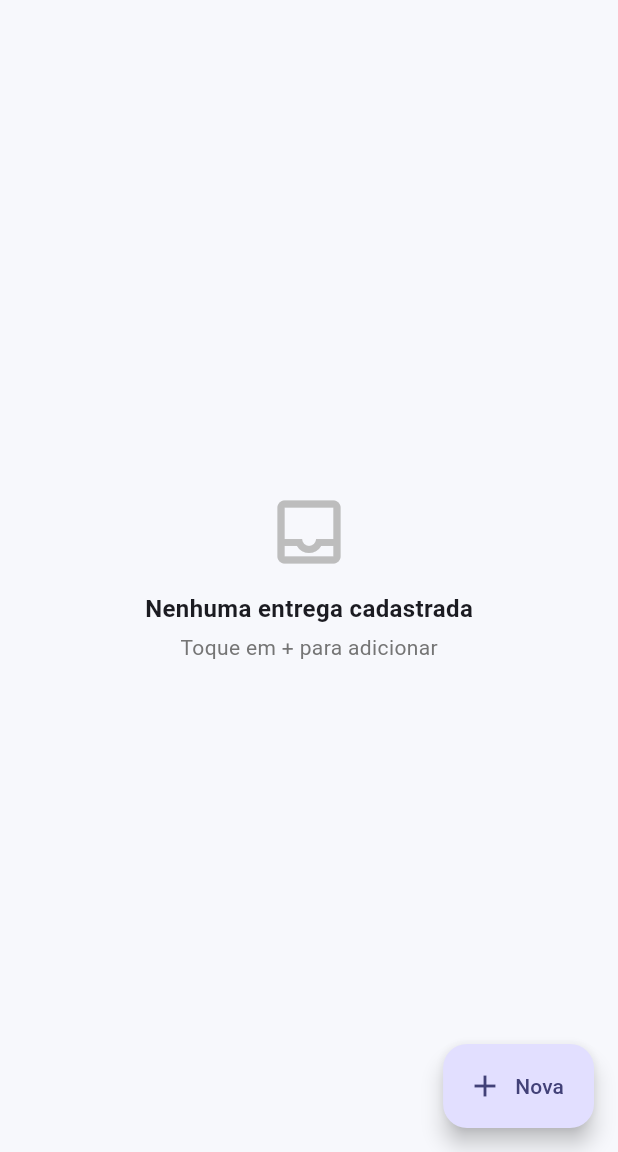
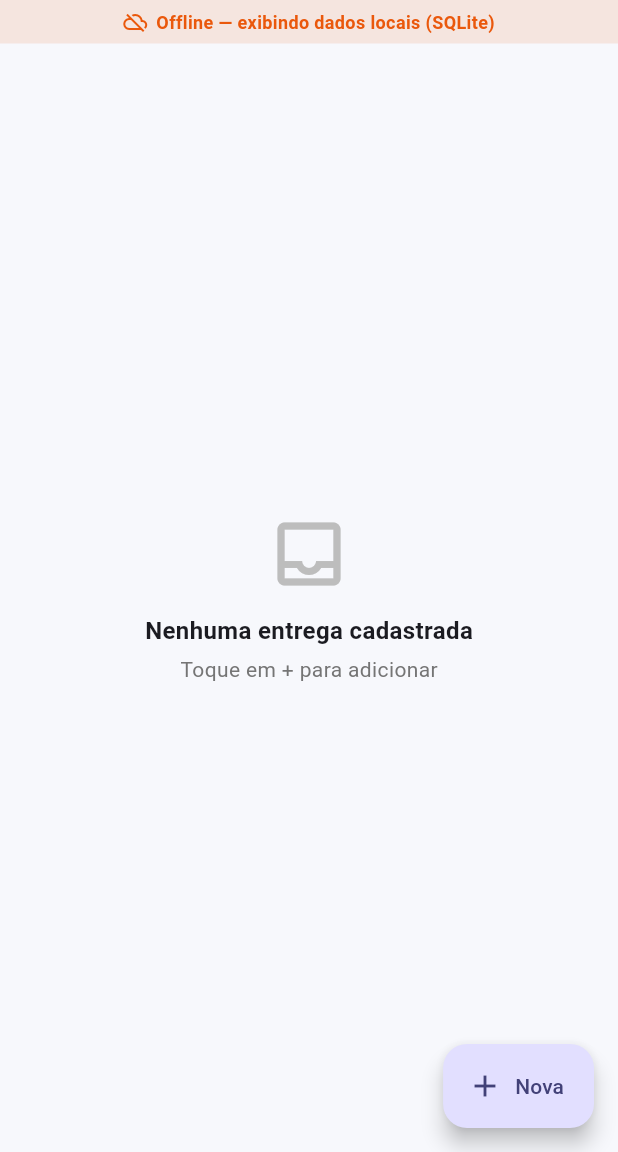
Before and after one commit to leonardo-126/repository_flutter, a Flutter app: the screen it shows after launch, on a phone screen of 412 x 824 dp, the part 84-1236 px from its top. Run offline on Flutter 3.47's test engine with Material 3 defaults, Android fonts, the phone set to English and light mode, and no system bars; our stand-ins replace firebase_core, firebase_database, flutter_map, geolocator, latlong2, sqflite; accounts and stored records are empty.

Commit message:
feat/atividade celso firebase

```diff
--- a/connection_sqlite/lib/main.dart
+++ b/connection_sqlite/lib/main.dart
@@ -1,3 +1,6 @@
+import 'package:firebase_core/firebase_core.dart';
+import 'package:firebase_database/firebase_database.dart';
+import 'package:flutter/foundation.dart';
 import 'package:flutter/material.dart';
 import 'package:flutter_map/flutter_map.dart';
 import 'package:geolocator/geolocator.dart';
@@ -5,13 +8,34 @@ import 'package:latlong2/latlong.dart';
 import 'package:path/path.dart' show join;
 import 'package:sqflite/sqflite.dart';
 
-void main() {
+import 'crud/fetch_data.dart';
+import 'crud/insert_data.dart';
+import 'crud/update_data.dart';
+import 'firebase_options.dart';
+
+void main() async {
   WidgetsFlutterBinding.ensureInitialized();
+  // Inicializa o Firebase. Se falhar (ex.: sem configuração na plataforma),
+  // o app continua funcionando apenas com o SQLite local.
+  try {
+    await Firebase.initializeApp(
+      options: DefaultFirebaseOptions.currentPlatform,
+    );
+    // Cache offline nativo do Realtime Database (Android/iOS):
+    // mantém os últimos dados e enfileira escritas feitas offline.
+    if (!kIsWeb) {
+      FirebaseDatabase.instance.setPersistenceEnabled(true);
+    }
+  } catch (e) {
+    debugPrint('Firebase indisponível, usando apenas SQLite: $e');
+  }
   runApp(const MainApp());
 }
 
 class Entrega {
-  final int? id;
+  /// Chave única compartilhada pelos dois bancos (SQLite e Realtime Database),
+  /// o que mantém os dois sempre sincronizados pelo mesmo identificador.
+  final String id;
   final String codigo;
   final String destinatario;
   final String endereco;
@@ -21,7 +45,7 @@ class Entrega {
   final String dataEntrega;
 
   Entrega({
-    this.id,
+    required this.id,
     required this.codigo,
     required this.destinatario,
     required this.endereco,
@@ -43,7 +67,7 @@ class Entrega {
       };
 
   factory Entrega.fromMap(Map<String, dynamic> map) => Entrega(
-        id: map['id'] as int?,
+        id: map['id'].toString(),
         codigo: map['codigo'] as String,
         destinatario: map['destinatario'] as String,
         endereco: map['endereco'] as String,
@@ -54,6 +78,8 @@ class Entrega {
       );
 }
 
+/// Acesso ao banco local SQLite. Funciona como cache offline: tudo que vem do
+/// Firebase é espelhado aqui para ser exibido quando não houver conexão.
 class DatabaseHelper {
   DatabaseHelper._();
   static final DatabaseHelper instance = DatabaseHelper._();
@@ -64,33 +90,49 @@ class DatabaseHelper {
         join(await getDatabasesPath(), 'entrega_database.db'),
         onCreate: (db, _) => db.execute(
           'CREATE TABLE entregas('
-          'id INTEGER PRIMARY KEY AUTOINCREMENT, '
+          'id TEXT PRIMARY KEY, '
           'codigo TEXT, destinatario TEXT, endereco TEXT, status TEXT, '
           'latitude REAL, longitude REAL, dataEntrega TEXT)',
         ),
-        version: 1,
+        version: 2,
       );
 
-  Future<int> insertEntrega(Entrega e) async => (await database).insert(
+  /// Insere ou atualiza (mesmo id sobrescreve) uma entrega.
+  Future<void> upsertEntrega(Entrega e) async => (await database).insert(
         'entregas',
         e.toMap(),
         conflictAlgorithm: ConflictAlgorithm.replace,
       );
 
   Future<List<Entrega>> getEntregas() async {
-    final maps = await (await database).query('entregas', orderBy: 'id DESC');
+    final maps =
+        await (await database).query('entregas', orderBy: 'dataEntrega DESC');
     return maps.map(Entrega.fromMap).toList();
   }
 
-  Future<int> updateEntrega(Entrega e) async => (await database).update(
-        'entregas',
-        e.toMap(),
-        where: 'id = ?',
-        whereArgs: [e.id],
-      );
+  Future<void> deleteEntrega(String id) async =>
+      (await database).delete('entregas', where: 'id = ?', whereArgs: [id]);
 
-  Future<int> deleteEntrega(int id) async =>
-      (await database).delete('entregas', where: 'id = ?', whereArgs: [id]);
+  /// Substitui todo o conteúdo local pela lista vinda do Firebase, mantendo
+  /// o SQLite como espelho fiel do banco remoto.
+  Future<void> replaceAll(List<Entrega> entregas) async {
+    final db = await database;
+    final batch = db.batch();
+    batch.delete('entregas');
+    for (final e in entregas) {
+      batch.insert('entregas', e.toMap(),
+          conflictAlgorithm: ConflictAlgorithm.replace);
+    }
+    await batch.commit(noResult: true);
+  }
+}
+
+/// Resultado emitido pelo repositório: a lista de entregas e se os dados estão
+/// vindo do Firebase em tempo real (online) ou do cache local (offline).
+class EntregaSnapshot {
+  final List<Entrega> entregas;
+  final bool online;
+  const EntregaSnapshot(this.entregas, {required this.online});
 }
 
 const _statusOpcoes = ['pendente', 'saiu para entrega', 'em transporte', 'entregue'];
@@ -163,23 +205,19 @@ class HomeScreen extends StatefulWidget {
 }
 
 class _HomeScreenState extends State<HomeScreen> {
-  late Future<List<Entrega>> _future;
+  late final Stream<EntregaSnapshot> _stream;
 
   @override
   void initState() {
     super.initState();
-    _recarregar();
+    _stream = observarEntregas();
   }
 
-  void _recarregar() => setState(() {
-        _future = DatabaseHelper.instance.getEntregas();
-      });
-
   Future<void> _abrirForm({Entrega? entrega}) async {
-    final ok = await Navigator.of(context).push<bool>(
+    // O stream em tempo real já atualiza a lista sozinho após salvar.
+    await Navigator.of(context).push<bool>(
       MaterialPageRoute(builder: (_) => EntregaFormScreen(entrega: entrega)),
     );
-    if (ok == true) _recarregar();
   }
 
   Future<void> _verNoMapa(Entrega e) async {
@@ -189,7 +227,6 @@ class _HomeScreenState extends State<HomeScreen> {
   }
 
   Future<void> _excluir(Entrega e) async {
-    if (e.id == null) return;
     final ok = await showDialog<bool>(
       context: context,
       builder: (ctx) => AlertDialog(
@@ -208,10 +245,27 @@ class _HomeScreenState extends State<HomeScreen> {
       ),
     );
     if (ok == true) {
-      await DatabaseHelper.instance.deleteEntrega(e.id!);
-      _recarregar();
+      await excluirEntrega(e.id);
     }
   }
+
+  Widget _vazio() => Center(
+        child: Padding(
+          padding: const EdgeInsets.all(32),
+          child: Column(
+            mainAxisSize: MainAxisSize.min,
+            children: [
+              Icon(Icons.inbox_outlined, size: 56, color: Colors.grey.shade400),
+              const SizedBox(height: 12),
+              const Text('Nenhuma entrega cadastrada',
+                  style: TextStyle(fontSize: 16, fontWeight: FontWeight.w600)),
+              const SizedBox(height: 4),
+              Text('Toque em + para adicionar',
+                  style: TextStyle(color: Colors.grey.shade600)),
+            ],
+          ),
+        ),
+      );
 
   @override
   Widget build(BuildContext context) {
@@ -222,40 +276,21 @@ class _HomeScreenState extends State<HomeScreen> {
         foregroundColor: Colors.white,
         elevation: 0,
       ),
-      body: FutureBuilder<List<Entrega>>(
-        future: _future,
+      body: StreamBuilder<EntregaSnapshot>(
+        stream: _stream,
         builder: (context, snap) {
-          if (snap.connectionState == ConnectionState.waiting) {
+          if (!snap.hasData) {
             return const Center(child: CircularProgressIndicator());
           }
-          if (snap.hasError) {
-            return Center(child: Text('Erro: ${snap.error}'));
-          }
-          final entregas = snap.data ?? [];
-          if (entregas.isEmpty) {
-            return Center(
-              child: Padding(
-                padding: const EdgeInsets.all(32),
-                child: Column(
-                  mainAxisSize: MainAxisSize.min,
+          final online = snap.data!.online;
+          final entregas = snap.data!.entregas;
+          return Column(
             children: [
-                    Icon(Icons.inbox_outlined,
-                        size: 56, color: Colors.grey.shade400),
-                    const SizedBox(height: 12),
-                    const Text('Nenhuma entrega cadastrada',
-                        style: TextStyle(
-                            fontSize: 16, fontWeight: FontWeight.w600)),
-                    const SizedBox(height: 4),
-                    Text('Toque em + para adicionar',
-                        style: TextStyle(color: Colors.grey.shade600)),
-                  ],
-                ),
-              ),
-            );
-          }
-          return RefreshIndicator(
-            onRefresh: () async => _recarregar(),
-            child: ListView.separated(
+              _BannerConexao(online: online),
+              Expanded(
+                child: entregas.isEmpty
+                    ? _vazio()
+                    : ListView.separated(
                         padding: const EdgeInsets.fromLTRB(12, 12, 12, 90),
                         itemCount: entregas.length,
                         separatorBuilder: (_, __) => const SizedBox(height: 10),
@@ -266,6 +301,8 @@ class _HomeScreenState extends State<HomeScreen> {
                           onVerMapa: () => _verNoMapa(entregas[i]),
                         ),
                       ),
+              ),
+            ],
           );
         },
       ),
@@ -273,6 +310,38 @@ class _HomeScreenState extends State<HomeScreen> {
         onPressed: () => _abrirForm(),
         icon: const Icon(Icons.add),
         label: const Text('Nova'),
+      ),
+    );
+  }
+}
+
+/// Faixa que indica se os dados estão sincronizados com o Firebase (online)
+/// ou sendo exibidos a partir do cache local do SQLite (offline).
+class _BannerConexao extends StatelessWidget {
+  final bool online;
+  const _BannerConexao({required this.online});
+
+  @override
+  Widget build(BuildContext context) {
+    final cor = online ? const Color(0xFF16A34A) : const Color(0xFFEA580C);
+    return Container(
+      width: double.infinity,
+      color: cor.withValues(alpha: .12),
+      padding: const EdgeInsets.symmetric(horizontal: 12, vertical: 6),
+      child: Row(
+        mainAxisAlignment: MainAxisAlignment.center,
+        children: [
+          Icon(online ? Icons.cloud_done_outlined : Icons.cloud_off_outlined,
+              size: 16, color: cor),
+          const SizedBox(width: 6),
+          Text(
+            online
+                ? 'Sincronizado em tempo real com o Firebase'
+                : 'Offline — exibindo dados locais (SQLite)',
+            style: TextStyle(
+                fontSize: 12, color: cor, fontWeight: FontWeight.w600),
+          ),
+        ],
       ),
     );
   }
@@ -889,7 +958,8 @@ class _EntregaFormScreenState extends State<EntregaFormScreen> {
     if (!_formKey.currentState!.validate()) return;
     setState(() => _salvando = true);
     final e = Entrega(
-      id: widget.entrega?.id,
+      // Mantém o id ao editar; gera um novo (válido nos dois bancos) ao criar.
+      id: widget.entrega?.id ?? novoIdEntrega(),
       codigo: _codigoCtrl.text.trim(),
       destinatario: _destinatarioCtrl.text.trim(),
       endereco: _enderecoCtrl.text.trim(),
@@ -899,10 +969,11 @@ class _EntregaFormScreenState extends State<EntregaFormScreen> {
           double.tryParse(_lngCtrl.text.replaceAll(',', '.')) ?? 0,
       dataEntrega: DateTime.now().toIso8601String(),
     );
+    // Grava nos DOIS bancos (SQLite + Realtime Database).
     if (widget.entrega == null) {
-      await DatabaseHelper.instance.insertEntrega(e);
+      await inserirEntrega(e); // crud/insert_data.dart
     } else {
-      await DatabaseHelper.instance.updateEntrega(e);
+      await atualizarEntrega(e); // crud/update_data.dart
     }
     if (mounted) Navigator.of(context).pop(true);
   }
--- a/connection_sqlite/pubspec.yaml
+++ b/connection_sqlite/pubspec.yaml
@@ -14,6 +14,8 @@ dependencies:
   geolocator: ^13.0.2
   flutter_map: ^7.0.2
   latlong2: ^0.9.1
+  firebase_core: ^4.10.0
+  firebase_database: ^12.4.2
 
 dev_dependencies:
   flutter_test:
```
Also changed, not shown: connection_sqlite/lib/crud/fetch_data.dart (added, +70 -0 lines), connection_sqlite/lib/crud/insert_data.dart (added, +28 -0 lines), connection_sqlite/lib/crud/update_data.dart (added, +31 -0 lines), connection_sqlite/firebase.json (added), connection_sqlite/lib/firebase_options.dart (added), connection_sqlite/pubspec.lock, 7 other files. Lines whose indentation alone changed are shown as unchanged.
